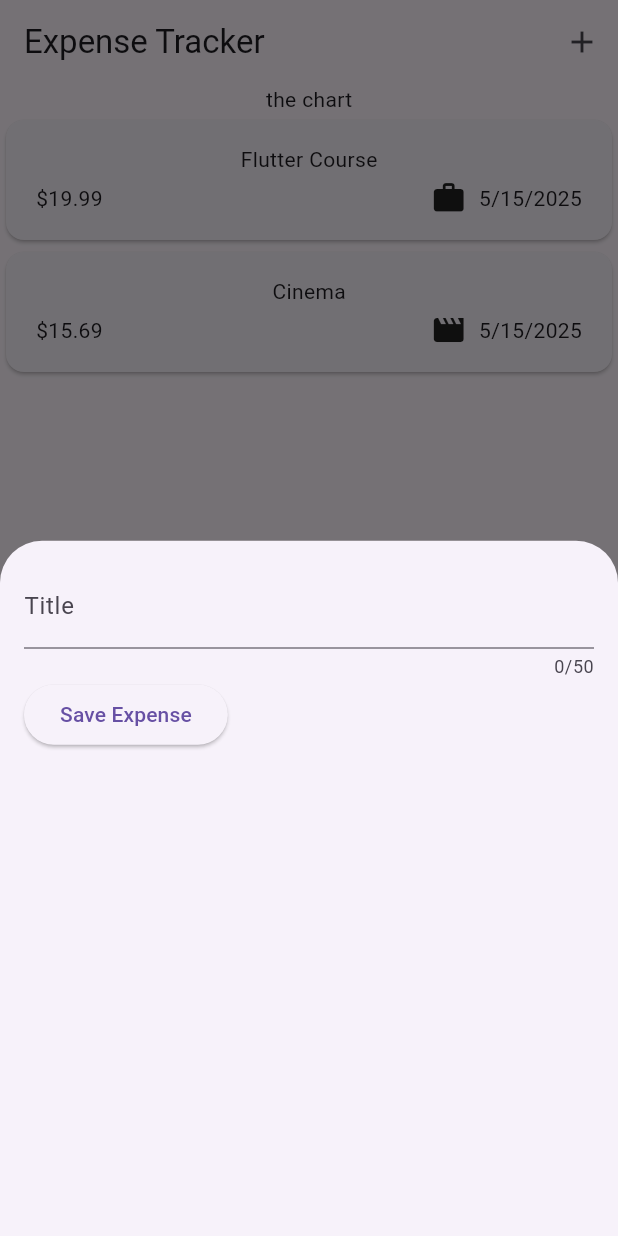
After one commit to N1-San/expense_tracker, a Flutter app: the screen it shows after launch, after a tap on the "add" icon, on a phone screen of 412 x 824 dp. The commit adds this screen. Run offline on Flutter 3.47's test engine with Material 3 defaults, Android fonts, the phone set to English and light mode, and no system bars.

Commit message:
basic input printing

```diff
--- a/lib/main.dart
+++ b/lib/main.dart
@@ -3,8 +3,9 @@ import 'package:expense_tracker/widgets/expenses.dart';
 
 void main() {
   runApp(
-    const MaterialApp(
-      home: Expenses(),
+    MaterialApp(
+      theme: ThemeData(useMaterial3: true),
+      home: const Expenses(),
     ),
   );
 }
--- a/lib/widgets/expenses.dart
+++ b/lib/widgets/expenses.dart
@@ -1,3 +1,4 @@
+import 'package:expense_tracker/widgets/new_expense.dart';
 import 'package:flutter/material.dart';
 import 'package:expense_tracker/models/expense.dart';
 import 'package:expense_tracker/widgets/expenses_list/expenses_list.dart';
@@ -28,9 +29,25 @@ class _ExpensesState extends State<Expenses> {
     ),
   ];
 
+  void _openAddExpenseOverlay() {
+    showModalBottomSheet(
+      context: context,
+      builder: (ctx) => const NewExpense(),
+    );
+  }
+
   @override
   Widget build(BuildContext context) {
     return Scaffold(
+      appBar: AppBar(
+        title: const Text("Expense Tracker"),
+        actions: [
+          IconButton(
+            onPressed: _openAddExpenseOverlay,
+            icon: const Icon(Icons.add),
+          ),
+        ],
+      ),
       body: Column(
         children: [
           const Text("the chart"),
--- a/lib/widgets/expenses_list/expense_item.dart
+++ b/lib/widgets/expenses_list/expense_item.dart
@@ -6,8 +6,6 @@ class ExpenseItem extends StatelessWidget {
   const ExpenseItem(this.expense, {super.key});
 
   final Expense expense;
-
-
 
   @override
   Widget build(BuildContext context) {
--- /dev/null
+++ b/lib/widgets/new_expense.dart
@@ -0,0 +1,57 @@
+import 'package:flutter/material.dart';
+
+class NewExpense extends StatefulWidget {
+  const NewExpense({super.key});
+
+  @override
+  State<NewExpense> createState() {
+    return _NewExpenseState();
+  }
+}
+
+class _NewExpenseState extends State<NewExpense> {
+
+  final _titleController = TextEditingController();
+
+  @override
+  void dispose() {
+    _titleController.dispose();
+    super.dispose();
+  }
+
+
+  // var _enteredTitle = '';
+
+  // void _saveTitleInput(String inputValue) {
+  //   _enteredTitle = inputValue;
+  // }
+
+  @override
+  Widget build(BuildContext context){
+    return Padding(
+      padding: EdgeInsets.all(16),
+      child: Column(
+        children: [
+          TextField(
+            controller: _titleController,
+            // onChanged: _saveTitleInput,
+            maxLength: 50,
+            decoration: InputDecoration(
+              label: Text("Title")
+            ),
+          ),
+          Row(
+            children: [
+              ElevatedButton(
+                onPressed: () {
+                  print(_titleController.text);
+                },
+                child: const Text('Save Expense')
+              ),
+            ],
+          ),
+        ],
+      ),
+    );
+  }
+}
```
